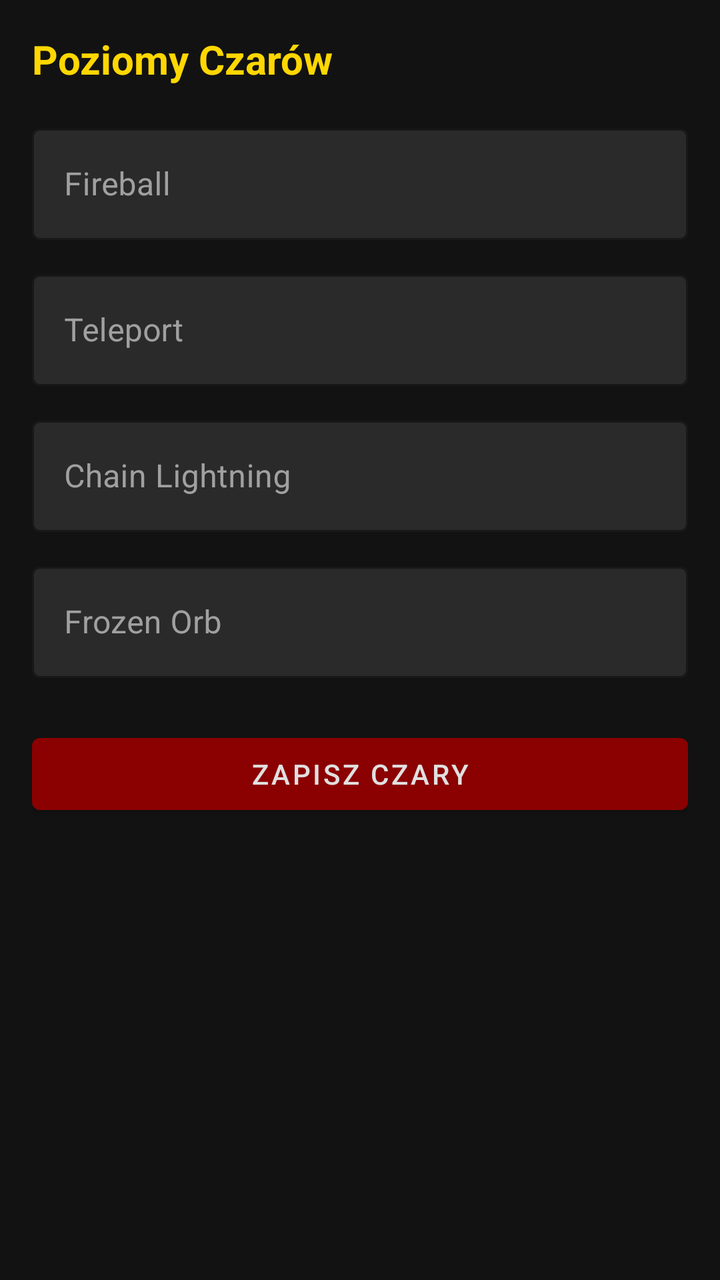
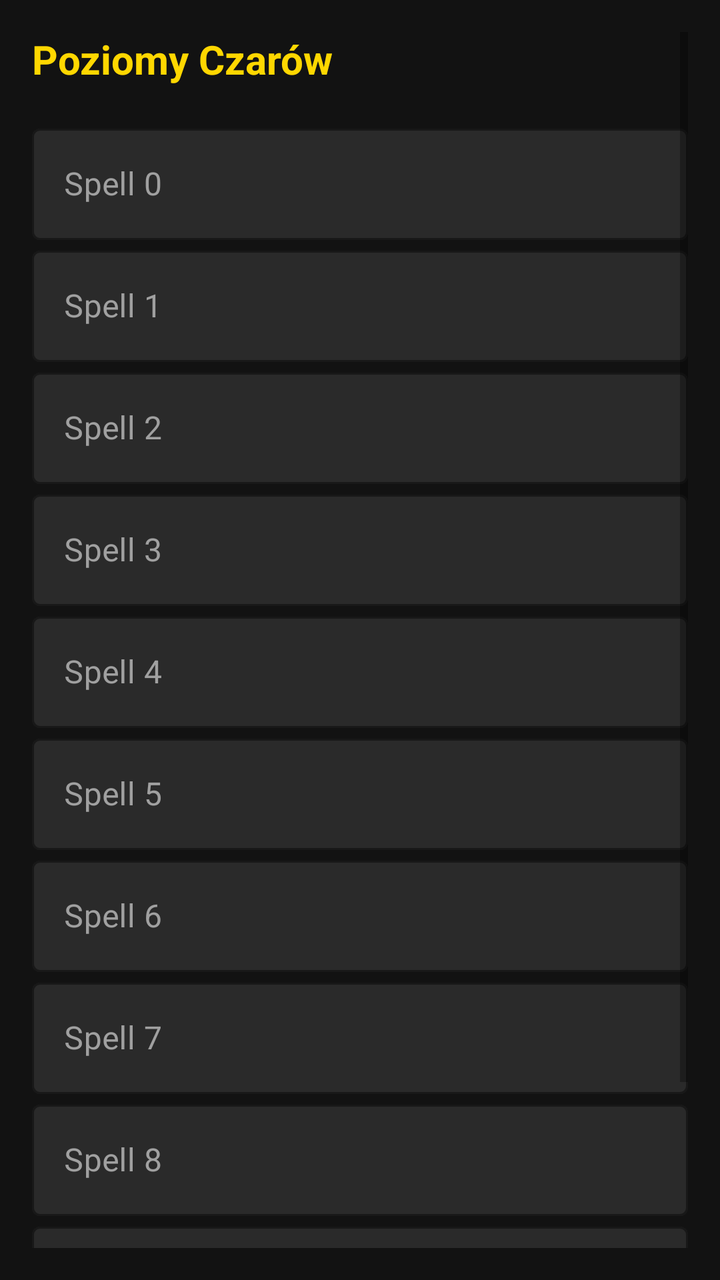

Compare the two renders of this Android layout. The source of the first and the diff that turns it into the second are given below.
<!-- AndroidManifest.xml: application theme Theme.DiabloEditor -->
<!-- res/layout/fragment_spells.xml -->
<?xml version="1.0" encoding="utf-8"?>
<ScrollView xmlns:android="http://schemas.android.com/apk/res/android"
    xmlns:app="http://schemas.android.com/apk/res-auto"
    android:layout_width="match_parent"
    android:layout_height="match_parent"
    android:background="@color/background_dark"
    android:padding="16dp">

    <LinearLayout
        android:layout_width="match_parent"
        android:layout_height="wrap_content"
        android:orientation="vertical">

        <TextView
            android:layout_width="match_parent"
            android:layout_height="wrap_content"
            android:text="Poziomy Czarów"
            android:textSize="20sp"
            android:textColor="@color/text_accent"
            android:textStyle="bold"
            android:layout_marginBottom="16dp" />

        <com.google.android.material.textfield.TextInputLayout
            style="@style/DarkEditText"
            android:layout_width="match_parent"
            android:layout_height="wrap_content"
            android:hint="Fireball">
            <com.google.android.material.textfield.TextInputEditText
                android:id="@+id/etSpellFireball"
                android:layout_width="match_parent"
                android:layout_height="wrap_content"
                android:inputType="number" />
        </com.google.android.material.textfield.TextInputLayout>

        <com.google.android.material.textfield.TextInputLayout
            style="@style/DarkEditText"
            android:layout_width="match_parent"
            android:layout_height="wrap_content"
            android:layout_marginTop="12dp"
            android:hint="Teleport">
            <com.google.android.material.textfield.TextInputEditText
                android:id="@+id/etSpellTeleport"
                android:layout_width="match_parent"
                android:layout_height="wrap_content"
                android:inputType="number" />
        </com.google.android.material.textfield.TextInputLayout>

        <com.google.android.material.textfield.TextInputLayout
            style="@style/DarkEditText"
            android:layout_width="match_parent"
            android:layout_height="wrap_content"
            android:layout_marginTop="12dp"
            android:hint="Chain Lightning">
            <com.google.android.material.textfield.TextInputEditText
                android:id="@+id/etSpellChainLightning"
                android:layout_width="match_parent"
                android:layout_height="wrap_content"
                android:inputType="number" />
        </com.google.android.material.textfield.TextInputLayout>

        <com.google.android.material.textfield.TextInputLayout
            style="@style/DarkEditText"
            android:layout_width="match_parent"
            android:layout_height="wrap_content"
            android:layout_marginTop="12dp"
            android:hint="Frozen Orb">
            <com.google.android.material.textfield.TextInputEditText
                android:id="@+id/etSpellFrozenOrb"
                android:layout_width="match_parent"
                android:layout_height="wrap_content"
                android:inputType="number" />
        </com.google.android.material.textfield.TextInputLayout>

        <Button
            android:id="@+id/btnSaveSpells"
            style="@style/DiabloButton"
            android:layout_width="match_parent"
            android:layout_height="wrap_content"
            android:layout_marginTop="24dp"
            android:text="Zapisz Czary" />
    </LinearLayout>
</ScrollView>
<!-- resources referenced by this layout -->
<resources>
  <color name="background_dark">#121212</color>
  <color name="text_accent">#FFD700</color>
  <style name="DarkEditText" parent="Widget.MaterialComponents.TextInputLayout.OutlinedBox">
          <item name="boxStrokeColor">@color/accent_gold</item>
          <item name="hintTextColor">@color/text_secondary</item>
          <item name="android:textColorHint">@color/text_secondary</item>
          <item name="boxBackgroundColor">@color/background_card</item>
      </style>
  <style name="DiabloButton" parent="Widget.MaterialComponents.Button">
          <item name="backgroundTint">@color/accent_red</item>
          <item name="android:textColor">@color/text_primary</item>
          <item name="cornerRadius">4dp</item>
          <item name="android:textAllCaps">true</item>
      </style>
  <style name="Theme.DiabloEditor" parent="Theme.MaterialComponents.DayNight.NoActionBar">
          
          <item name="colorPrimary">@color/accent_red</item>
          <item name="colorPrimaryVariant">@color/accent_red_light</item>
          <item name="colorOnPrimary">@color/text_primary</item>
          
          
          <item name="android:windowBackground">@color/background_dark</item>
          <item name="colorSurface">@color/surface_dark</item>
          <item name="colorOnSurface">@color/text_primary</item>
          
          
          <item name="colorSecondary">@color/accent_gold</item>
          <item name="colorSecondaryVariant">@color/accent_gold</item>
          <item name="colorOnSecondary">@color/background_dark</item>
  
          
          <item name="android:statusBarColor">@color/background_dark</item>
      </style>
  <color name="accent_gold">#C5A059</color>
  <color name="text_secondary">#A0A0A0</color>
  <color name="background_card">#2A2A2A</color>
  <color name="accent_red">#8B0000</color>
  <color name="text_primary">#E0E0E0</color>
  <color name="accent_red_light">#B22222</color>
  <color name="surface_dark">#1E1E1E</color>
</resources>

<!-- the commit's change to res/layout/fragment_spells.xml (unified diff, before → after) -->
@@ -7,6 +7,7 @@
     android:padding="16dp">
 
     <LinearLayout
+        android:id="@+id/spellsContainer"
         android:layout_width="match_parent"
         android:layout_height="wrap_content"
         android:orientation="vertical">
@@ -20,56 +21,17 @@
             android:textStyle="bold"
             android:layout_marginBottom="16dp" />
 
-        <com.google.android.material.textfield.TextInputLayout
-            style="@style/DarkEditText"
-            android:layout_width="match_parent"
-            android:layout_height="wrap_content"
-            android:hint="Fireball">
-            <com.google.android.material.textfield.TextInputEditText
-                android:id="@+id/etSpellFireball"
-                android:layout_width="match_parent"
-                android:layout_height="wrap_content"
-                android:inputType="number" />
-        </com.google.android.material.textfield.TextInputLayout>
-
-        <com.google.android.material.textfield.TextInputLayout
-            style="@style/DarkEditText"
-            android:layout_width="match_parent"
-            android:layout_height="wrap_content"
-            android:layout_marginTop="12dp"
-            android:hint="Teleport">
-            <com.google.android.material.textfield.TextInputEditText
-                android:id="@+id/etSpellTeleport"
-                android:layout_width="match_parent"
-                android:layout_height="wrap_content"
-                android:inputType="number" />
-        </com.google.android.material.textfield.TextInputLayout>
-
-        <com.google.android.material.textfield.TextInputLayout
-            style="@style/DarkEditText"
-            android:layout_width="match_parent"
-            android:layout_height="wrap_content"
-            android:layout_marginTop="12dp"
-            android:hint="Chain Lightning">
-            <com.google.android.material.textfield.TextInputEditText
-                android:id="@+id/etSpellChainLightning"
-                android:layout_width="match_parent"
-                android:layout_height="wrap_content"
-                android:inputType="number" />
-        </com.google.android.material.textfield.TextInputLayout>
-
-        <com.google.android.material.textfield.TextInputLayout
-            style="@style/DarkEditText"
-            android:layout_width="match_parent"
-            android:layout_height="wrap_content"
-            android:layout_marginTop="12dp"
-            android:hint="Frozen Orb">
-            <com.google.android.material.textfield.TextInputEditText
-                android:id="@+id/etSpellFrozenOrb"
-                android:layout_width="match_parent"
-                android:layout_height="wrap_content"
-                android:inputType="number" />
-        </com.google.android.material.textfield.TextInputLayout>
+        
+        <com.google.android.material.textfield.TextInputLayout style="@style/DarkEditText" android:layout_width="match_parent" android:layout_height="wrap_content" android:hint="Spell 0"><com.google.android.material.textfield.TextInputEditText android:id="@+id/etSpell0" android:layout_width="match_parent" android:layout_height="wrap_content" android:inputType="number" /></com.google.android.material.textfield.TextInputLayout>
+        <com.google.android.material.textfield.TextInputLayout style="@style/DarkEditText" android:layout_width="match_parent" android:layout_height="wrap_content" android:hint="Spell 1"><com.google.android.material.textfield.TextInputEditText android:id="@+id/etSpell1" android:layout_width="match_parent" android:layout_height="wrap_content" android:inputType="number" /></com.google.android.material.textfield.TextInputLayout>
+        <com.google.android.material.textfield.TextInputLayout style="@style/DarkEditText" android:layout_width="match_parent" android:layout_height="wrap_content" android:hint="Spell 2"><com.google.android.material.textfield.TextInputEditText android:id="@+id/etSpell2" android:layout_width="match_parent" android:layout_height="wrap_content" android:inputType="number" /></com.google.android.material.textfield.TextInputLayout>
+        <com.google.android.material.textfield.TextInputLayout style="@style/DarkEditText" android:layout_width="match_parent" android:layout_height="wrap_content" android:hint="Spell 3"><com.google.android.material.textfield.TextInputEditText android:id="@+id/etSpell3" android:layout_width="match_parent" android:layout_height="wrap_content" android:inputType="number" /></com.google.android.material.textfield.TextInputLayout>
+        <com.google.android.material.textfield.TextInputLayout style="@style/DarkEditText" android:layout_width="match_parent" android:layout_height="wrap_content" android:hint="Spell 4"><com.google.android.material.textfield.TextInputEditText android:id="@+id/etSpell4" android:layout_width="match_parent" android:layout_height="wrap_content" android:inputType="number" /></com.google.android.material.textfield.TextInputLayout>
+        <com.google.android.material.textfield.TextInputLayout style="@style/DarkEditText" android:layout_width="match_parent" android:layout_height="wrap_content" android:hint="Spell 5"><com.google.android.material.textfield.TextInputEditText android:id="@+id/etSpell5" android:layout_width="match_parent" android:layout_height="wrap_content" android:inputType="number" /></com.google.android.material.textfield.TextInputLayout>
+        <com.google.android.material.textfield.TextInputLayout style="@style/DarkEditText" android:layout_width="match_parent" android:layout_height="wrap_content" android:hint="Spell 6"><com.google.android.material.textfield.TextInputEditText android:id="@+id/etSpell6" android:layout_width="match_parent" android:layout_height="wrap_content" android:inputType="number" /></com.google.android.material.textfield.TextInputLayout>
+        <com.google.android.material.textfield.TextInputLayout style="@style/DarkEditText" android:layout_width="match_parent" android:layout_height="wrap_content" android:hint="Spell 7"><com.google.android.material.textfield.TextInputEditText android:id="@+id/etSpell7" android:layout_width="match_parent" android:layout_height="wrap_content" android:inputType="number" /></com.google.android.material.textfield.TextInputLayout>
+        <com.google.android.material.textfield.TextInputLayout style="@style/DarkEditText" android:layout_width="match_parent" android:layout_height="wrap_content" android:hint="Spell 8"><com.google.android.material.textfield.TextInputEditText android:id="@+id/etSpell8" android:layout_width="match_parent" android:layout_height="wrap_content" android:inputType="number" /></com.google.android.material.textfield.TextInputLayout>
+        <com.google.android.material.textfield.TextInputLayout style="@style/DarkEditText" android:layout_width="match_parent" android:layout_height="wrap_content" android:hint="Spell 9"><com.google.android.material.textfield.TextInputEditText android:id="@+id/etSpell9" android:layout_width="match_parent" android:layout_height="wrap_content" android:inputType="number" /></com.google.android.material.textfield.TextInputLayout>
 
         <Button
             android:id="@+id/btnSaveSpells"
